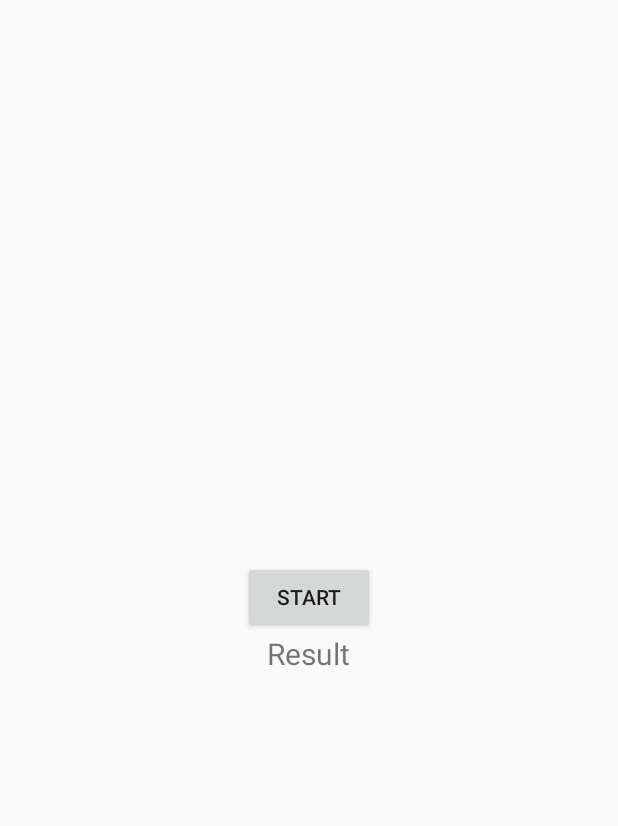
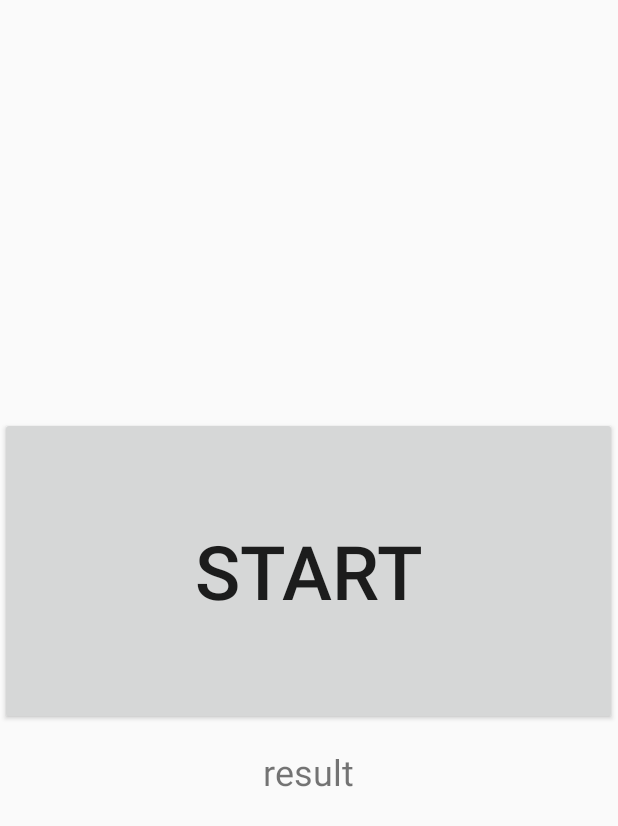
Before and after one commit to sumeen99/blindkiosk, an Android app: the layout stt_activity.xml on its own in the app's theme, with its tools: preview values and no code run, on a phone screen of 412 x 824 dp. Shown: the top 826 px of the screen. Run offline under Robolectric (Android 15) with nearby library versions, the phone set to English and light mode, and no system bars.

Commit message:
카카오 음성 API로 바꿈요,,,ㅠㅜ

```diff
--- a/client/blindkiosk/app/build.gradle
+++ b/client/blindkiosk/app/build.gradle
@@ -30,4 +30,5 @@ dependencies {
     androidTestImplementation 'androidx.test.ext:junit:1.1.2'
     androidTestImplementation 'androidx.test.espresso:espresso-core:3.3.0'
 
+    implementation 'com.kakao.sdk:newtone:6.0.1'
 }
--- a/client/blindkiosk/app/src/main/res/layout/stt_activity.xml
+++ b/client/blindkiosk/app/src/main/res/layout/stt_activity.xml
@@ -1,25 +1,28 @@
 <?xml version="1.0" encoding="utf-8"?>
-<LinearLayout xmlns:android="http://schemas.android.com/apk/res/android"
+<LinearLayout
+    xmlns:android="http://schemas.android.com/apk/res/android"
+    xmlns:app="http://schemas.android.com/apk/res-auto"
+    xmlns:tools="http://schemas.android.com/tools"
     android:layout_width="match_parent"
     android:layout_height="match_parent"
-    xmlns:tools="http://schemas.android.com/tools"
     android:gravity="center"
     android:orientation="vertical"
     tools:context=".STT">
 
+
     <Button
         android:id="@+id/btn"
-        android:layout_width="wrap_content"
-        android:layout_height="wrap_content"
-        android:text="Start"
-        />
+        android:layout_width="411dp"
+        android:layout_height="205dp"
+        android:text="START"
+        android:textSize="50sp" />
 
     <TextView
-        android:id="@+id/textView"
-        android:layout_width="wrap_content"
-        android:layout_height="wrap_content"
-        android:textSize="20sp"
-        android:text="Result"
-        />
+        android:id="@+id/textview"
+        android:layout_width="170dp"
+        android:layout_height="62dp"
+        android:textSize="24sp"
+        android:text="result"
+        android:gravity="center"/>
 
 </LinearLayout>
--- a/client/blindkiosk/build.gradle
+++ b/client/blindkiosk/build.gradle
@@ -16,6 +16,9 @@ allprojects {
     repositories {
         google()
         jcenter()
+
+        mavenCentral()
+        maven { url 'http://devrepo.kakao.com:8088/nexus/content/groups/public/' }
     }
 }
 
```
Also changed, not shown: client/blindkiosk/app/src/main/AndroidManifest.xml (+7 -11 lines), client/blindkiosk/app/src/main/java/com/abc/blindkiosk/MainActivity.java (+5 -5 lines), client/blindkiosk/app/src/main/java/com/abc/blindkiosk/STT.java (+84 -91 lines), client/blindkiosk/app/src/main/java/com/abc/blindkiosk/TTS.java (deleted, +0 -7 lines), client/blindkiosk/app/src/main/res/layout/activity_main.xml (+5 -6 lines).
